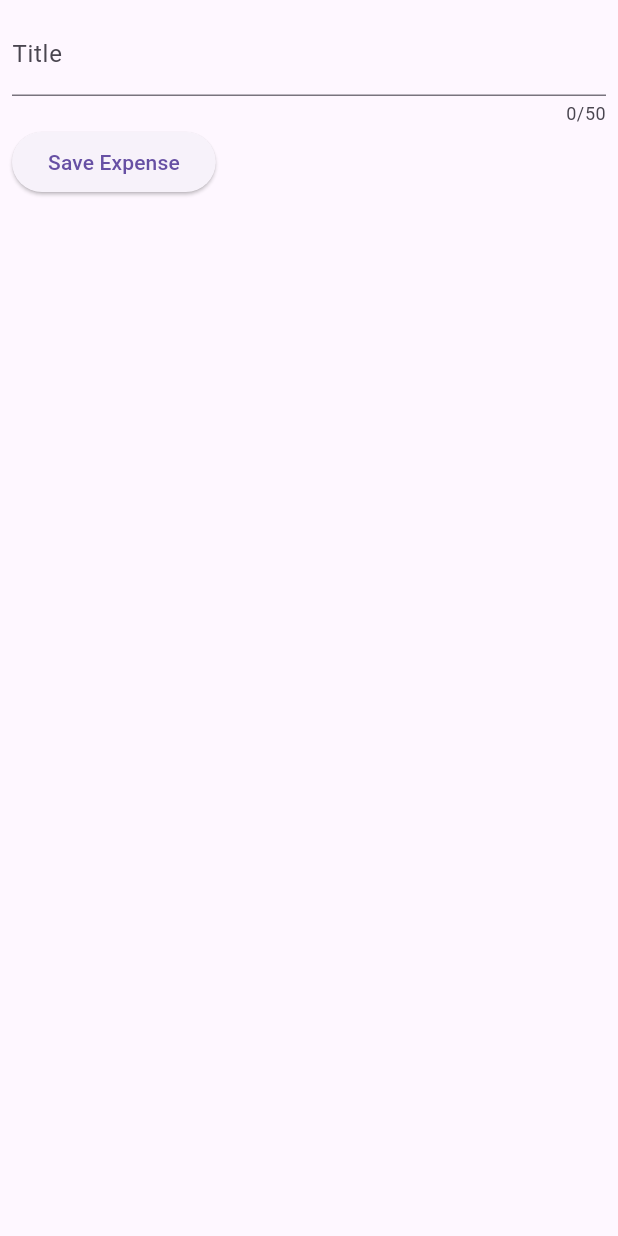
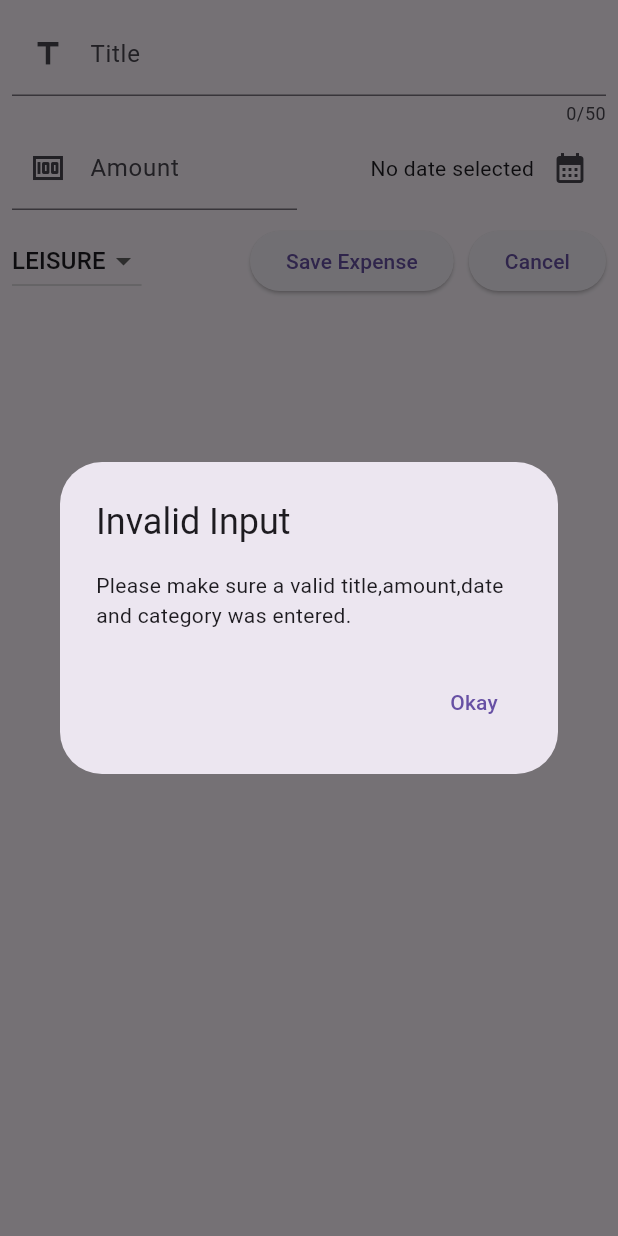
Before and after one commit to ShreyaBadgaiyan/Expense-Tracker-Application, a Flutter app: the NewExpense widget shown alone on an empty page, opened directly, after a tap on "Save Expense", on a phone screen of 412 x 824 dp. Run offline on Flutter 3.47's test engine with Material 3 defaults, Android fonts, the phone set to English and light mode, and no system bars.

Commit message:
textEditingController added

```diff
--- a/lib/expense_tracker.dart
+++ b/lib/expense_tracker.dart
@@ -40,6 +40,8 @@ class _ExpensesState extends State<Expenses> {
 //mon clicking backdrop this removes.
   }
 
+
+
   @override
   Widget build(BuildContext context) {
     return  Scaffold(
--- a/lib/widgets/new_expense.dart
+++ b/lib/widgets/new_expense.dart
@@ -1,3 +1,4 @@
+import 'package:expense_tracker/models/expense.dart';
 import 'package:flutter/material.dart';
 
 class NewExpense extends StatefulWidget {
@@ -10,15 +11,73 @@ class NewExpense extends StatefulWidget {
 class _NewExpenseState extends State<NewExpense> {
 
   final _titleController=TextEditingController();
+  final _amountController=TextEditingController();
+   DateTime? _selectedDate;
+   Category _selectedCategory=Category.leisure;
   //handles user input
   //deletes controller when not in use so use dispose method
+
+  void _presentDatePicker()async{
+    final firstDate=DateTime(1980);
+    final lastDate=DateTime(2040);
+final pickedDate= await
+    showDatePicker(
+        context: context,
+        firstDate:firstDate,
+        lastDate: lastDate
+    ) ;
+
+setState(() {
+  _selectedDate=pickedDate;
+});
+    }
+
+    //     .then((value){
+    //
+    // })
+
+
+
+    //once the value is gotten the future thing works because by default showDatepicker is a future function which denotes that we do not have the value now but will be having it in the future.
+    //or else we can use await async method
+void _submitExpenseData(){
+    //validating data selected by user
+  final enteredAmount=double.tryParse(_amountController.text);
+  //this method returns a string if able to convert the string to double or else returns a null if not able to convert the string to double.
+  final amountIsInValid=enteredAmount==null||enteredAmount<=0;
+  if(_titleController.text.trim().isEmpty ||
+      amountIsInValid ||
+      _selectedDate==null ){
+showDialog(
+    context: context,
+    builder: (ctx)=> AlertDialog(
+      title: const Text('Invalid Input'),
+      content: const Text('Please make sure a valid title,amount,date and category was entered.'),
+      actions: [
+        TextButton(
+            onPressed:(){
+              Navigator.pop(ctx);
+              },
+            child: const Text('Okay'))
+      ],
+    ));
+return;
+
+  }
+
+  //...
+
+}
 
   @override
   void dispose() {
     // TODO: implement dispose
     super.dispose();
     _titleController.dispose();
+    _amountController.dispose();
   }
+
+
   @override
   Widget build(BuildContext context) {
     return   Padding(
@@ -30,7 +89,8 @@ class _NewExpenseState extends State<NewExpense> {
             maxLength: 50,
             decoration: InputDecoration(
               label: Text('Title'),
-              hintText: 'Add Title here'
+              hintText: 'Add Title here',
+              prefixIcon: Icon(Icons.title),
             ),
 
 
@@ -38,11 +98,88 @@ class _NewExpenseState extends State<NewExpense> {
 
           Row(
             children: [
+              Expanded(
+                child: TextField(
+                  controller: _amountController,
+                  keyboardType: TextInputType.number,
+                  decoration: const InputDecoration(
+                      prefixIcon: Icon(Icons.money),
+                      label: Text('Amount'),
+                      hintText: 'Add Amount here'
+                  ),
+
+
+                ),
+              ),
+              SizedBox(
+                width: 16,
+              ),
+
+              Expanded(
+                child: Row(
+                  mainAxisAlignment: MainAxisAlignment.end,
+                  crossAxisAlignment: CrossAxisAlignment.center,
+
+                  children: [
+
+                    Text(
+                      _selectedDate==null?'No date selected':
+                        formatter.format(_selectedDate!)
+
+                    ),
+                    IconButton(
+                        onPressed: (){
+                          _presentDatePicker();
+                        },
+                        icon: Icon(Icons.calendar_month))
+
+                  ],
+
+                ),
+              )
+            ],
+          ),
+
+          SizedBox(height: 10,),
+          Row(
+            children: [
+
+              DropdownButton(
+                //Dropdown button does not support a controller
+                value: _selectedCategory,
+
+                  items:Category.values.map(
+                          (category)=>DropdownMenuItem(
+                            value: category,
+                              child: Text(category.name.toUpperCase()))).toList(),
+                  onChanged: (value){
+                    if(value==null){
+return;
+                    }
+                    //This part only executes when value is non null
+                    setState(() {
+                      _selectedCategory=value;
+                    });
+                  }),
+
+
+              Spacer(),
+              ElevatedButton(
+                  onPressed:() {
+              _submitExpenseData();
+              }
+                  ,
+                  child: Text('Save Expense')),
+
+              SizedBox(width: 10,),
+
               ElevatedButton(
                   onPressed: (){
-                    print(_titleController.text);
+                    Navigator.pop(context);
+                    //pop closes current context
+
                   },
-                  child: Text('Save Expense'))
+                  child: Text('Cancel'))
             ],
           )
 
```
